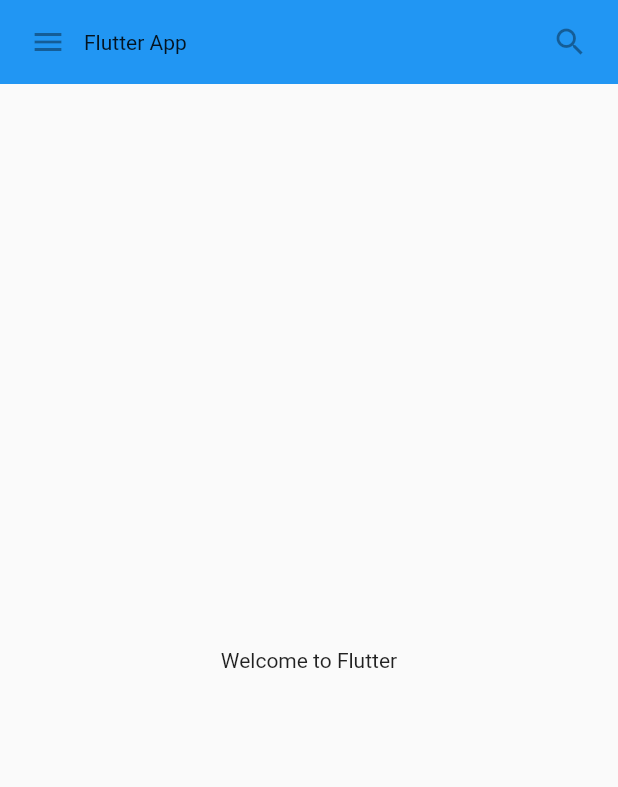
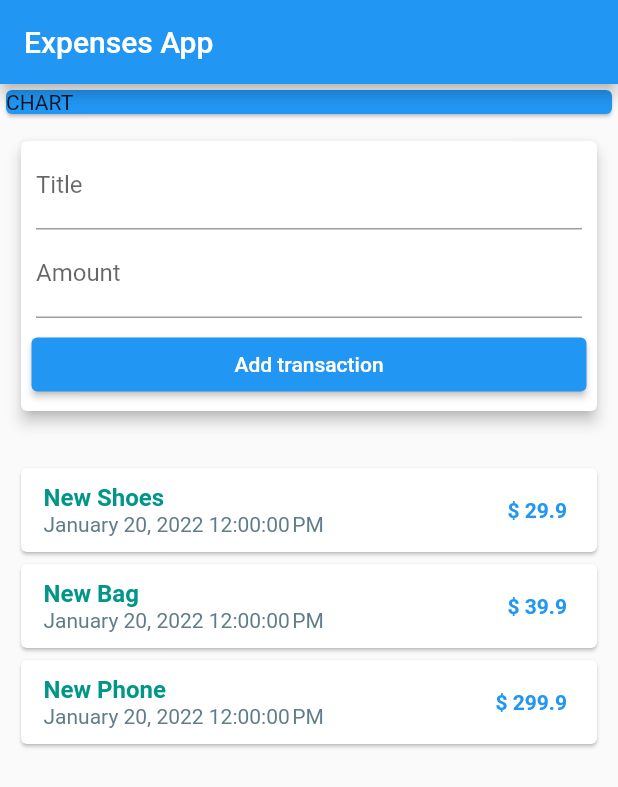
Before and after one commit to sdeaditya/expenses_app, a Flutter app: the screen it shows after launch, on a phone screen of 412 x 824 dp. Shown: the top 787 px of the screen. Run offline on Flutter 3.47's test engine with Material 2 defaults, Android fonts, the phone set to English and light mode, and no system bars.

```diff
--- /dev/null
+++ b/lib/expenses/new_transaction.dart
@@ -0,0 +1,52 @@
+import 'package:flutter/material.dart';
+
+class NewTransaction extends StatelessWidget {
+  final titleController = TextEditingController();
+  final amountController = TextEditingController();
+  final Function addHandler;
+
+  NewTransaction(this.addHandler);
+
+  @override
+  Widget build(BuildContext context) {
+    return Container(
+      margin: EdgeInsets.all(10),
+      child: Card(
+        elevation: 4,
+        child: Column(
+          children: [
+            Container(
+              padding: EdgeInsets.fromLTRB(10, 0, 10, 0),
+              child: TextField(
+                decoration: InputDecoration(labelText: "Title"),
+                controller: titleController,
+              ),
+            ),
+            Container(
+              padding: EdgeInsets.fromLTRB(10, 0, 10, 0),
+              child: TextField(
+                keyboardType: TextInputType.number,
+                decoration: InputDecoration(labelText: "Amount"),
+                controller: amountController,
+              ),
+            ),
+            Container(
+              width: double.infinity,
+              padding: EdgeInsets.all(7),
+              child: ElevatedButton(
+                onPressed: () {
+                  if (titleController.text != "" &&
+                      amountController.text != "") {
+                    addHandler(titleController.text,
+                        double.parse(amountController.text));
+                  }
+                },
+                child: Text("Add transaction"),
+              ),
+            )
+          ],
+        ),
+      ),
+    );
+  }
+}
--- /dev/null
+++ b/lib/expenses/transactions_list.dart
@@ -0,0 +1,61 @@
+import 'package:flutter/material.dart';
+import 'package:flutter_app/expenses/models/transaction.dart';
+import 'package:intl/intl.dart';
+
+class TransactionList extends StatelessWidget {
+  final List<Transaction> transactions;
+
+  TransactionList(this.transactions);
+
+  @override
+  Widget build(BuildContext context) {
+    return Container(
+      height: 400,
+      margin: EdgeInsets.fromLTRB(0, 20, 0, 0),
+      child: ListView.builder(
+        itemBuilder: (context, index) {
+          return Container(
+            margin: EdgeInsets.fromLTRB(10, 0, 10, 0),
+            child: Card(
+                child: Container(
+              padding: EdgeInsets.fromLTRB(15, 0, 0, 0),
+              child: Row(
+                mainAxisAlignment: MainAxisAlignment.spaceBetween,
+                children: [
+                  Column(
+                    crossAxisAlignment: CrossAxisAlignment.start,
+                    children: [
+                      Text(
+                        transactions[index].title,
+                        style: TextStyle(
+                            color: Colors.teal,
+                            fontWeight: FontWeight.bold,
+                            fontSize: 16),
+                      ),
+                      Text(
+                        DateFormat().format(transactions[index].date),
+                        style: TextStyle(color: Colors.blueGrey),
+                      )
+                    ],
+                  ),
+                  Container(
+                    margin: EdgeInsets.all(10),
+                    child: Text(
+                      "\$ " + transactions[index].amount.toString(),
+                      style: TextStyle(
+                        color: Colors.blue,
+                        fontWeight: FontWeight.bold,
+                      ),
+                    ),
+                    padding: EdgeInsets.all(10),
+                  ),
+                ],
+              ),
+            )),
+          );
+        },
+        itemCount: transactions.length,
+      ),
+    );
+  }
+}
--- /dev/null
+++ b/lib/expenses/user_transactions.dart
@@ -0,0 +1,59 @@
+import 'package:flutter/material.dart';
+import 'package:flutter_app/expenses/models/transaction.dart';
+import 'package:flutter_app/expenses/new_transaction.dart';
+import 'package:flutter_app/expenses/transactions_list.dart';
+
+class UserTransactions extends StatefulWidget {
+  const UserTransactions({Key? key}) : super(key: key);
+
+  @override
+  _UserTransactionsState createState() => _UserTransactionsState();
+}
+
+class _UserTransactionsState extends State<UserTransactions> {
+  final List<Transaction> _transactions = [
+    Transaction(
+        id: '1',
+        title: 'New Shoes',
+        amount: 29.9,
+        date: DateTime(2022, 1, 20, 12, 00)),
+    Transaction(
+        id: '2',
+        title: 'New Bag',
+        amount: 39.9,
+        date: DateTime(2022, 1, 20, 12, 00)),
+    Transaction(
+        id: '3',
+        title: 'New Phone',
+        amount: 299.9,
+        date: DateTime(2022, 1, 20, 12, 00)),
+  ];
+
+  void _addNewTransaction(String title, double amount) {
+    print(title);
+    print(amount);
+    if (title != "" || amount != "") {
+      final tx = Transaction(
+          title: title,
+          amount: amount,
+          date: DateTime.now(),
+          id: DateTime.now().toString());
+
+      setState(() {
+        _transactions.add(tx);
+      });
+    }
+  }
+
+  @override
+  Widget build(BuildContext context) {
+    return Container(
+      child: Column(
+        children: [
+          NewTransaction(_addNewTransaction),
+          TransactionList(_transactions)
+        ],
+      ),
+    );
+  }
+}
--- a/lib/main.dart
+++ /dev/null
@@ -1,104 +0,0 @@
-import 'dart:developer';
-import 'dart:math';
-
-import './questions.dart';
-
-import 'package:flutter/material.dart';
-import 'package:english_words/english_words.dart';
-
-void main() => runApp(const MaterialApp(
-  title: 'My App',
-  home: SafeArea(child: MyScaffold()),
-));
-
-class MyApp2 extends StatefulWidget {
-  @override
-  State<StatefulWidget> createState() {
-    return _MyAppState();
-  }
-}
-
-class _MyAppState extends State<MyApp2> {
-  var _questionIndex = 0;
-  final _questions = [
-    'Is your favourite sport basketball?',
-    'Is your favourite coding language Java?'
-  ];
-
-  void _answerQuestions() {
-    setState(() {
-      _questionIndex = _questionIndex == (_questions.length - 1)
-          ? _questionIndex
-          : ++_questionIndex;
-    });
-  }
-
-  @override
-  Widget build(BuildContext context) {
-    return MaterialApp(
-        home: Scaffold(
-            appBar: AppBar(
-              title: Text("Fluterr App"),
-            ),
-            body: Column(
-              children: [
-                Question(_questions[_questionIndex]),
-                ElevatedButton(onPressed: onPressed, child: Text("Yes")),
-                ElevatedButton(onPressed: onPressed, child: Text("No"))
-              ],
-            )));
-  }
-
-  onPressed() {
-    _answerQuestions();
-  }
-}
-
-class MyAppBar extends StatelessWidget {
-  const MyAppBar({required this.title, Key? key}) : super(key: key);
-
-  final Widget title;
-
-  @override
-  Widget build(BuildContext context) {
-    return Container(
-      height: 56,
-      padding: const EdgeInsets.symmetric(horizontal: 8.0),
-      decoration: const BoxDecoration(color: Colors.blue),
-      child: Row(
-        children: [
-          const IconButton(
-            icon: Icon(Icons.menu),
-            tooltip: 'Navigation Menu',
-            onPressed: null,
-          ),
-          Expanded(child: title),
-          const IconButton(
-            icon: Icon(Icons.search),
-            tooltip: 'Search',
-            onPressed: null,
-          )
-        ],
-      ),
-    );
-  }
-}
-
-class MyScaffold extends StatelessWidget {
-  const MyScaffold({Key? key}): super(key: key);
-
-  @override
-  Widget build(BuildContext context) {
-    return Material(
-      child: Column(
-        children: const [
-          MyAppBar(title: Text('Flutter App')),
-          Expanded(
-              child: Center(
-            child: Text("Welcome to Flutter"),
-          ))
-        ],
-      ),
-    );
-  }
-}
```
Also changed, not shown: lib/expenses/main.dart (+6 -95 lines), lib/playground.dart (deleted, +0 -29 lines), lib/questions.dart (deleted, +0 -20 lines), lib/expenses/models/transaction.dart (renamed from lib/expenses/transaction.dart).
